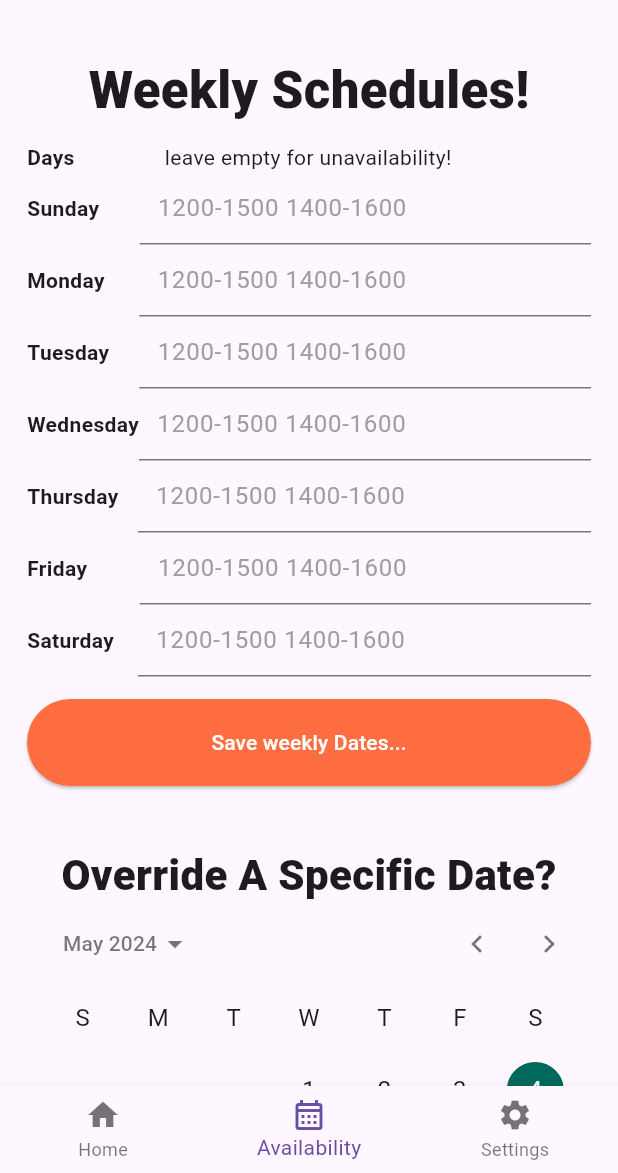
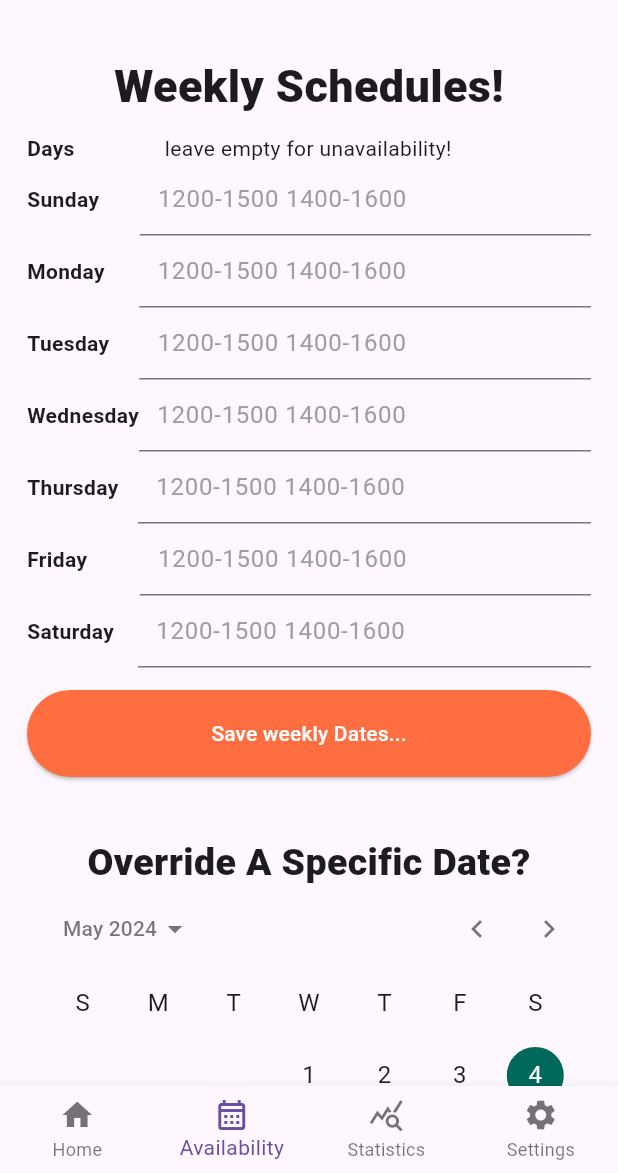
Before and after one commit to toballz/hairsalon_template_flutter, a Flutter app: the screen it shows after launch, item 2 of the bottom bar chosen, on a phone screen of 412 x 824 dp, the part 63-1236 px from its top. Run offline on Flutter 3.47's test engine with Material 3 defaults, Android fonts, the phone set to English and light mode, and no system bars; drawn by our look-alikes of calendar_date_picker2; network calls fail.

Commit message:
5/4/2024
5/4/2024

```diff
--- a/lib/calendar.dart
+++ b/lib/calendar.dart
@@ -143,7 +143,7 @@ class CalendarPageState extends State<CalendarPage> {
       children: [
         const SizedBox(height: 10),
         const Text('Weekly Schedules!',
-            style: TextStyle(fontSize: 34, fontWeight: FontWeight.w900)),
+            style: TextStyle(fontSize: 30, fontWeight: FontWeight.w900)),
         const SizedBox(height: 10),
         const Row(
           mainAxisAlignment: MainAxisAlignment.spaceBetween,
@@ -223,7 +223,7 @@ class CalendarPageState extends State<CalendarPage> {
       children: [
         const SizedBox(height: 10),
         const Text('Override A Specific Date?',
-            style: TextStyle(fontSize: 28, fontWeight: FontWeight.w900)),
+            style: TextStyle(fontSize: 25, fontWeight: FontWeight.w900)),
         CalendarDatePicker2(
           config: config,
           value: _rangeDatePickerValueWithDefaultValue,
--- a/lib/h.dart
+++ b/lib/h.dart
@@ -13,7 +13,7 @@ class Site {
 class Tools {
   static Future<http.Response> httpPost(Map<String, String> dataPost) async {
     var response = await http.post(
-        Uri.parse('https://5c34-172-59-112-200.ngrok-free.app/_null.php'),
+        Uri.parse('https://f84c-172-59-112-200.ngrok-free.app/_null.php'),
         headers: {
           //'Content-Type': 'application/json',
         },
--- a/lib/main.dart
+++ b/lib/main.dart
@@ -3,6 +3,7 @@ import 'package:webclient/calendar.dart';
 import 'package:webclient/h.dart';
 import 'package:webclient/index.dart';
 import 'package:webclient/settings.dart';
+import 'package:webclient/stats.dart';
 /*
       flutter run -d chrome --web-browser-flag "--disable-web-security"
 */
@@ -84,21 +85,27 @@ class MyHomePageState extends State<MyHomePage> {
             },
             body: const IndexPage()),
         const CalendarPage(),
+        const StatisticsPage(),
         const SettingsPage(),
       ].elementAt(_selectedIndex),
       bottomNavigationBar: BottomNavigationBar(
+  type: BottomNavigationBarType.fixed,
         items: const <BottomNavigationBarItem>[
           BottomNavigationBarItem(
             icon: Icon(Icons.home),
-            label: 'Home',
+            label: 'Home'
           ),
           BottomNavigationBarItem(
             icon: Icon(Icons.calendar_month_outlined),
-            label: 'Availability',
+            label: 'Availability'
+          ),
+          BottomNavigationBarItem(
+            icon: Icon(Icons.query_stats_sharp),
+            label: 'Statistics'
           ),
           BottomNavigationBarItem(
             icon: Icon(Icons.settings),
-            label: 'Settings',
+            label: 'Settings'
           ),
         ],
         currentIndex: _selectedIndex,
--- a/lib/receipt.dart
+++ b/lib/receipt.dart
@@ -45,7 +45,7 @@ class ReceiptPageState extends State<ReceiptPage> {
               icon: const Icon(Icons.arrow_back_ios_new_outlined)),
         ),
         body: Center(
-            child: Container(
+            child: Container(padding: const EdgeInsets.all(12),
           constraints: const BoxConstraints(maxWidth: 400),
           child: SingleChildScrollView(
               child: Column(
```
Also changed, not shown: lib/stats.dart (added, +71 -0 lines), pubspec.lock, 3 other files.
